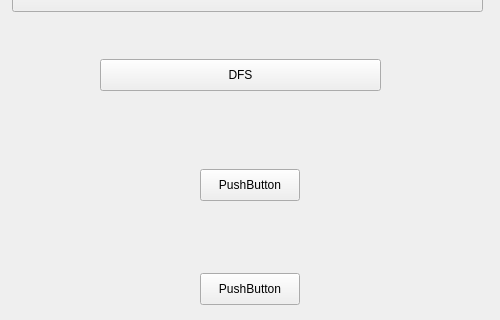
First picture: the form in app_interfaces/graphical_interface/ui/interaction_panel.ui, repository amzdll/SimpleNavigator, before the edit; both pictures show x 0 to 500 and y 81 to 401 of the 500 by 900 pixel window.
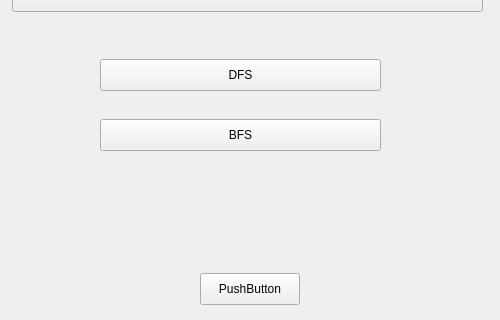
Second picture: the form after the edit.

```diff
--- a/app_interfaces/graphical_interface/ui/interaction_panel.ui
+++ b/app_interfaces/graphical_interface/ui/interaction_panel.ui
@@ -52,19 +52,6 @@
     <string>DFS</string>
    </property>
   </widget>
-  <widget class="QPushButton" name="pushButton_3">
-   <property name="geometry">
-    <rect>
-     <x>200</x>
-     <y>250</y>
-     <width>100</width>
-     <height>32</height>
-    </rect>
-   </property>
-   <property name="text">
-    <string>PushButton</string>
-   </property>
-  </widget>
   <widget class="QPushButton" name="pushButton_5">
    <property name="geometry">
     <rect>
@@ -117,6 +104,19 @@
     <string>PushButton</string>
    </property>
   </widget>
+  <widget class="QPushButton" name="BFS">
+   <property name="geometry">
+    <rect>
+     <x>100</x>
+     <y>200</y>
+     <width>281</width>
+     <height>32</height>
+    </rect>
+   </property>
+   <property name="text">
+    <string>BFS</string>
+   </property>
+  </widget>
  </widget>
  <resources/>
  <connections/>
```
